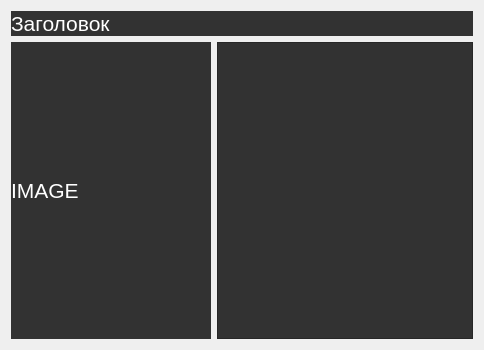
First picture: the form in src/newscard.ui, repository dimkashelk/SimpleKinopoiskQt, before the edit.
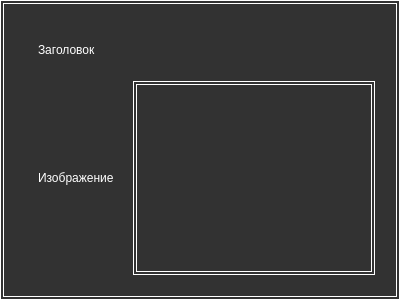
Second picture: the form after the edit.

Commit message: Change NewsCard from QWidget to QFrame

Patch:
```diff
--- a/src/newscard.ui
+++ b/src/newscard.ui
@@ -1,65 +1,42 @@
 <?xml version="1.0" encoding="UTF-8"?>
 <ui version="4.0">
  <class>NewsCard</class>
- <widget class="QWidget" name="NewsCard">
-  <property name="windowModality">
-   <enum>Qt::NonModal</enum>
-  </property>
+ <widget class="QFrame" name="NewsCard">
   <property name="geometry">
    <rect>
     <x>0</x>
     <y>0</y>
     <width>400</width>
-    <height>350</height>
+    <height>300</height>
    </rect>
   </property>
-  <property name="minimumSize">
-   <size>
-    <width>0</width>
-    <height>350</height>
-   </size>
-  </property>
-  <property name="font">
-   <font>
-    <pointsize>16</pointsize>
-   </font>
-  </property>
-  <property name="cursor">
-   <cursorShape>PointingHandCursor</cursorShape>
-  </property>
   <property name="windowTitle">
    <string>Form</string>
   </property>
   <property name="styleSheet">
    <string notr="true">QFrame {
+	border: 4px double white; 
+    padding: 10px;
 	background-color: rgb(50, 50, 50);
 }
 
 QLabel {
-	color: rgb(255, 255, 255);
 	font: 25 18pt &quot;Segoe UI Light&quot;;
+	color: rgb(255, 255, 255);
+	border: 0px double white; 
 }
 
-QTextEdit {
-	color: rgb(255, 255, 255);
-	font: 25 16pt &quot;Segoe UI Light&quot;;
-}</string>
+</string>
   </property>
   <layout class="QVBoxLayout" name="verticalLayout_2">
    <item>
     <layout class="QVBoxLayout" name="verticalLayout">
      <item>
-      <widget class="QLabel" name="news_label">
-       <property name="sizePolicy">
-        <sizepolicy hsizetype="MinimumExpanding" vsizetype="Fixed">
-         <horstretch>0</horstretch>
-         <verstretch>0</verstretch>
-        </sizepolicy>
-       </property>
+      <widget class="QLabel" name="label">
        <property name="minimumSize">
         <size>
          <width>0</width>
-         <height>20</height>
+         <height>50</height>
         </size>
        </property>
        <property name="text">
@@ -70,42 +47,14 @@
      <item>
       <layout class="QHBoxLayout" name="horizontalLayout">
        <item>
-        <widget class="QLabel" name="news_image">
-         <property name="minimumSize">
-          <size>
-           <width>200</width>
-           <height>0</height>
-          </size>
-         </property>
+        <widget class="QLabel" name="label_2">
          <property name="text">
-          <string>IMAGE</string>
+          <string>Изображение</string>
          </property>
         </widget>
        </item>
        <item>
-        <widget class="QTextEdit" name="news_text">
-         <property name="sizePolicy">
-          <sizepolicy hsizetype="Minimum" vsizetype="Minimum">
-           <horstretch>0</horstretch>
-           <verstretch>0</verstretch>
-          </sizepolicy>
-         </property>
-         <property name="font">
-          <font>
-           <family>Segoe UI Light</family>
-           <pointsize>16</pointsize>
-           <weight>3</weight>
-           <italic>false</italic>
-           <bold>false</bold>
-          </font>
-         </property>
-         <property name="styleSheet">
-          <string notr="true"/>
-         </property>
-         <property name="readOnly">
-          <bool>true</bool>
-         </property>
-        </widget>
+        <widget class="QTextEdit" name="textEdit"/>
        </item>
       </layout>
      </item>
```
Left out of the diff: 2 changed lines with no effect on the pictures. The commit also changes 2 other files.
